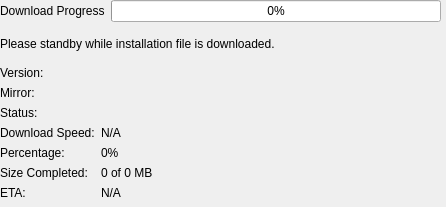
Old version of the form playground/gsoc/pawn/src/gui/widgetDownloading.ui in the repository pars-linux/uludag.
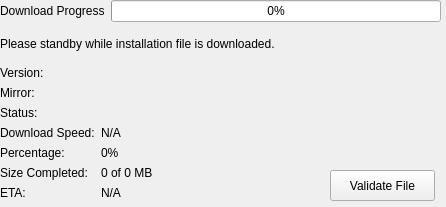
New version of the form.

```diff
--- a/playground/gsoc/pawn/src/gui/widgetDownloading.ui
+++ b/playground/gsoc/pawn/src/gui/widgetDownloading.ui
@@ -158,6 +158,19 @@
     </item>
    </layout>
   </widget>
+  <widget class="QPushButton" name="btnCheck">
+   <property name="geometry">
+    <rect>
+     <x>330</x>
+     <y>170</y>
+     <width>105</width>
+     <height>31</height>
+    </rect>
+   </property>
+   <property name="text">
+    <string>Validate File</string>
+   </property>
+  </widget>
  </widget>
  <resources/>
  <connections/>
```
